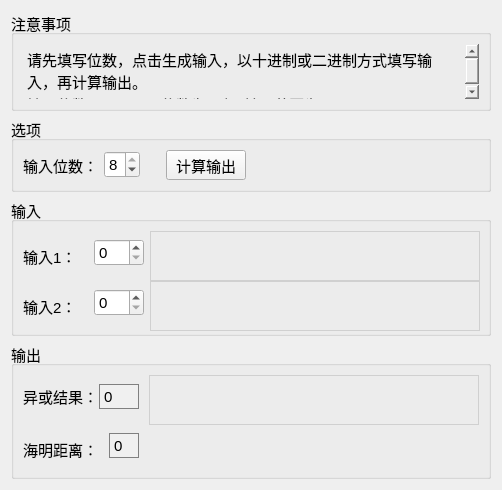
The window that forms/hdist.ui (FrancisOWO/HammingCode) describes before a commit, drawn with Qt 5.
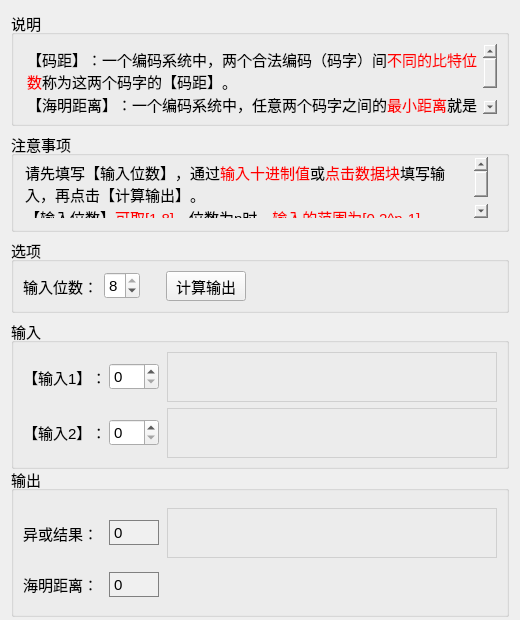
The same window after the commit.

Commit message: 可一次性生成海明码，修改界面

```diff
--- a/forms/hdist.ui
+++ b/forms/hdist.ui
@@ -6,8 +6,8 @@
    <rect>
     <x>0</x>
     <y>0</y>
-    <width>502</width>
-    <height>490</height>
+    <width>520</width>
+    <height>620</height>
    </rect>
   </property>
   <property name="sizePolicy">
@@ -18,14 +18,14 @@
   </property>
   <property name="minimumSize">
    <size>
-    <width>502</width>
-    <height>490</height>
+    <width>0</width>
+    <height>620</height>
    </size>
   </property>
   <property name="maximumSize">
    <size>
-    <width>502</width>
-    <height>490</height>
+    <width>16777215</width>
+    <height>16777215</height>
    </size>
   </property>
   <property name="windowTitle">
@@ -34,19 +34,13 @@
   <property name="autoFillBackground">
    <bool>false</bool>
   </property>
-  <layout class="QGridLayout" name="gridLayout_5">
+  <layout class="QGridLayout" name="gridLayout_4">
    <item row="0" column="0">
-    <widget class="QGroupBox" name="groupBox_2">
-     <property name="sizePolicy">
-      <sizepolicy hsizetype="Preferred" vsizetype="Fixed">
-       <horstretch>0</horstretch>
-       <verstretch>0</verstretch>
-      </sizepolicy>
-     </property>
+    <widget class="QGroupBox" name="groupBox_3">
      <property name="minimumSize">
       <size>
        <width>0</width>
-       <height>100</height>
+       <height>115</height>
       </size>
      </property>
      <property name="font">
@@ -55,11 +49,11 @@
       </font>
      </property>
      <property name="title">
-      <string>注意事项</string>
+      <string>说明</string>
      </property>
-     <layout class="QGridLayout" name="gridLayout_4">
+     <layout class="QGridLayout" name="gridLayout_6">
       <item row="0" column="0">
-       <widget class="QTextBrowser" name="textBrowser">
+       <widget class="QTextBrowser" name="textBrowser_2">
         <property name="styleSheet">
          <string notr="true">background:transparent;border:0px</string>
         </property>
@@ -67,9 +61,9 @@
          <string>&lt;!DOCTYPE HTML PUBLIC &quot;-//W3C//DTD HTML 4.0//EN&quot; &quot;http://www.w3.org/TR/REC-html40/strict.dtd&quot;&gt;
 &lt;html&gt;&lt;head&gt;&lt;meta name=&quot;qrichtext&quot; content=&quot;1&quot; /&gt;&lt;style type=&quot;text/css&quot;&gt;
 p, li { white-space: pre-wrap; }
-&lt;/style&gt;&lt;/head&gt;&lt;body style=&quot; font-family:'SimSun'; font-size:9.26733pt; font-weight:400; font-style:normal;&quot;&gt;
-&lt;p style=&quot; margin-top:0px; margin-bottom:0px; margin-left:0px; margin-right:0px; -qt-block-indent:0; text-indent:0px;&quot;&gt;&lt;span style=&quot; font-size:11pt;&quot;&gt;请先填写位数，点击生成输入，以十进制或二进制方式填写输入，再计算输出。&lt;/span&gt;&lt;/p&gt;
-&lt;p style=&quot; margin-top:0px; margin-bottom:0px; margin-left:0px; margin-right:0px; -qt-block-indent:0; text-indent:0px;&quot;&gt;&lt;span style=&quot; font-size:11pt;&quot;&gt;输入位数可取[1,8]，位数为n时，输入范围为[0,2^n-1]。&lt;/span&gt;&lt;/p&gt;&lt;/body&gt;&lt;/html&gt;</string>
+&lt;/style&gt;&lt;/head&gt;&lt;body style=&quot; font-family:'SimSun'; font-size:11pt; font-weight:400; font-style:normal;&quot;&gt;
+&lt;p style=&quot; margin-top:0px; margin-bottom:0px; margin-left:0px; margin-right:0px; -qt-block-indent:0; text-indent:0px;&quot;&gt;【码距】：一个编码系统中，两个合法编码（码字）间&lt;span style=&quot; color:#ff0000;&quot;&gt;不同的比特位数&lt;/span&gt;称为这两个码字的【码距】。&lt;/p&gt;
+&lt;p style=&quot; margin-top:0px; margin-bottom:0px; margin-left:0px; margin-right:0px; -qt-block-indent:0; text-indent:0px;&quot;&gt;【海明距离】：一个编码系统中，任意两个码字之间的&lt;span style=&quot; color:#ff0000;&quot;&gt;最小距离&lt;/span&gt;就是该编码系统的码距，称为【海明距离】。&lt;/p&gt;&lt;/body&gt;&lt;/html&gt;</string>
         </property>
        </widget>
       </item>
@@ -77,6 +71,51 @@
     </widget>
    </item>
    <item row="1" column="0">
+    <widget class="QGroupBox" name="groupBox_2">
+     <property name="sizePolicy">
+      <sizepolicy hsizetype="Preferred" vsizetype="Fixed">
+       <horstretch>0</horstretch>
+       <verstretch>0</verstretch>
+      </sizepolicy>
+     </property>
+     <property name="minimumSize">
+      <size>
+       <width>0</width>
+       <height>100</height>
+      </size>
+     </property>
+     <property name="font">
+      <font>
+       <pointsize>11</pointsize>
+      </font>
+     </property>
+     <property name="title">
+      <string>注意事项</string>
+     </property>
+     <widget class="QTextBrowser" name="textBrowser">
+      <property name="geometry">
+       <rect>
+        <x>10</x>
+        <y>25</y>
+        <width>467</width>
+        <height>61</height>
+       </rect>
+      </property>
+      <property name="styleSheet">
+       <string notr="true">background:transparent;border:0px</string>
+      </property>
+      <property name="html">
+       <string>&lt;!DOCTYPE HTML PUBLIC &quot;-//W3C//DTD HTML 4.0//EN&quot; &quot;http://www.w3.org/TR/REC-html40/strict.dtd&quot;&gt;
+&lt;html&gt;&lt;head&gt;&lt;meta name=&quot;qrichtext&quot; content=&quot;1&quot; /&gt;&lt;style type=&quot;text/css&quot;&gt;
+p, li { white-space: pre-wrap; }
+&lt;/style&gt;&lt;/head&gt;&lt;body style=&quot; font-family:'SimSun'; font-size:11pt; font-weight:400; font-style:normal;&quot;&gt;
+&lt;p style=&quot; margin-top:0px; margin-bottom:0px; margin-left:0px; margin-right:0px; -qt-block-indent:0; text-indent:0px;&quot;&gt;请先填写【输入位数】，通过&lt;span style=&quot; color:#ff0000;&quot;&gt;输入十进制值&lt;/span&gt;&lt;span style=&quot; color:#000000;&quot;&gt;或&lt;/span&gt;&lt;span style=&quot; color:#ff0000;&quot;&gt;点击数据块&lt;/span&gt;填写输入，再点击【计算输出】。&lt;/p&gt;
+&lt;p style=&quot; margin-top:0px; margin-bottom:0px; margin-left:0px; margin-right:0px; -qt-block-indent:0; text-indent:0px;&quot;&gt;【输入位数】&lt;span style=&quot; color:#ff0000;&quot;&gt;可取[1,8]&lt;/span&gt;，位数为n时，&lt;span style=&quot; color:#ff0000;&quot;&gt;输入的范围为[0,2^n-1]&lt;/span&gt;。&lt;/p&gt;&lt;/body&gt;&lt;/html&gt;</string>
+      </property>
+     </widget>
+    </widget>
+   </item>
+   <item row="2" column="0">
     <widget class="QGroupBox" name="groupBox">
      <property name="sizePolicy">
       <sizepolicy hsizetype="Preferred" vsizetype="Preferred">
@@ -100,7 +139,7 @@
           <property name="minimumSize">
            <size>
             <width>0</width>
-            <height>30</height>
+            <height>0</height>
            </size>
           </property>
           <property name="font">
@@ -183,14 +222,20 @@
      </layout>
     </widget>
    </item>
-   <item row="2" column="0">
+   <item row="3" column="0">
     <widget class="QGroupBox" name="grpIn">
      <property name="sizePolicy">
-      <sizepolicy hsizetype="Preferred" vsizetype="Preferred">
+      <sizepolicy hsizetype="Preferred" vsizetype="Minimum">
        <horstretch>0</horstretch>
        <verstretch>0</verstretch>
       </sizepolicy>
      </property>
+     <property name="minimumSize">
+      <size>
+       <width>0</width>
+       <height>150</height>
+      </size>
+     </property>
      <property name="font">
       <font>
        <pointsize>11</pointsize>
@@ -211,13 +256,13 @@
            <widget class="QLabel" name="label_2">
             <property name="minimumSize">
              <size>
-              <width>65</width>
-              <height>50</height>
+              <width>80</width>
+              <height>0</height>
              </size>
             </property>
             <property name="maximumSize">
              <size>
-              <width>65</width>
+              <width>80</width>
               <height>16777215</height>
              </size>
             </property>
@@ -227,7 +272,7 @@
              </font>
             </property>
             <property name="text">
-             <string>输入1：</string>
+             <string>【输入1】：</string>
             </property>
            </widget>
           </item>
@@ -296,13 +341,13 @@
            <widget class="QLabel" name="label_3">
             <property name="minimumSize">
              <size>
-              <width>65</width>
-              <height>50</height>
+              <width>80</width>
+              <height>0</height>
              </size>
             </property>
             <property name="maximumSize">
              <size>
-              <width>65</width>
+              <width>80</width>
               <height>16777215</height>
              </size>
             </property>
@@ -312,7 +357,7 @@
              </font>
             </property>
             <property name="text">
-             <string>输入2：</string>
+             <string>【输入2】：</string>
             </property>
            </widget>
           </item>
@@ -373,7 +418,7 @@
      </layout>
     </widget>
    </item>
-   <item row="3" column="0">
+   <item row="4" column="0">
     <widget class="QGroupBox" name="grpOut">
      <property name="sizePolicy">
       <sizepolicy hsizetype="Preferred" vsizetype="Preferred">
@@ -381,6 +426,12 @@
        <verstretch>0</verstretch>
       </sizepolicy>
      </property>
+     <property name="minimumSize">
+      <size>
+       <width>0</width>
+       <height>150</height>
+      </size>
+     </property>
      <property name="font">
       <font>
        <pointsize>11</pointsize>
@@ -398,13 +449,13 @@
            <widget class="QLabel" name="label_4">
             <property name="minimumSize">
              <size>
-              <width>70</width>
-              <height>30</height>
+              <width>80</width>
+              <height>0</height>
              </size>
             </property>
             <property name="maximumSize">
              <size>
-              <width>70</width>
+              <width>80</width>
               <height>16777215</height>
              </size>
             </property>
@@ -422,13 +473,13 @@
            <widget class="QLabel" name="labOut">
             <property name="minimumSize">
              <size>
-              <width>40</width>
+              <width>50</width>
               <height>25</height>
              </size>
             </property>
             <property name="maximumSize">
              <size>
-              <width>40</width>
+              <width>50</width>
               <height>25</height>
              </size>
             </property>
@@ -462,6 +513,12 @@
         </item>
         <item>
          <widget class="QWidget" name="wgtOut" native="true">
+          <property name="sizePolicy">
+           <sizepolicy hsizetype="Preferred" vsizetype="Minimum">
+            <horstretch>0</horstretch>
+            <verstretch>0</verstretch>
+           </sizepolicy>
+          </property>
           <property name="minimumSize">
            <size>
             <width>330</width>
@@ -490,12 +547,12 @@
             <property name="minimumSize">
              <size>
               <width>80</width>
-              <height>50</height>
+              <height>0</height>
              </size>
             </property>
             <property name="maximumSize">
              <size>
-              <width>16777215</width>
+              <width>80</width>
               <height>16777215</height>
              </size>
             </property>
@@ -513,13 +570,13 @@
            <widget class="QLabel" name="labHDist">
             <property name="minimumSize">
              <size>
-              <width>30</width>
+              <width>50</width>
               <height>25</height>
              </size>
             </property>
             <property name="maximumSize">
              <size>
-              <width>30</width>
+              <width>50</width>
               <height>25</height>
              </size>
             </property>
```
The commit also changes 9 other files.
